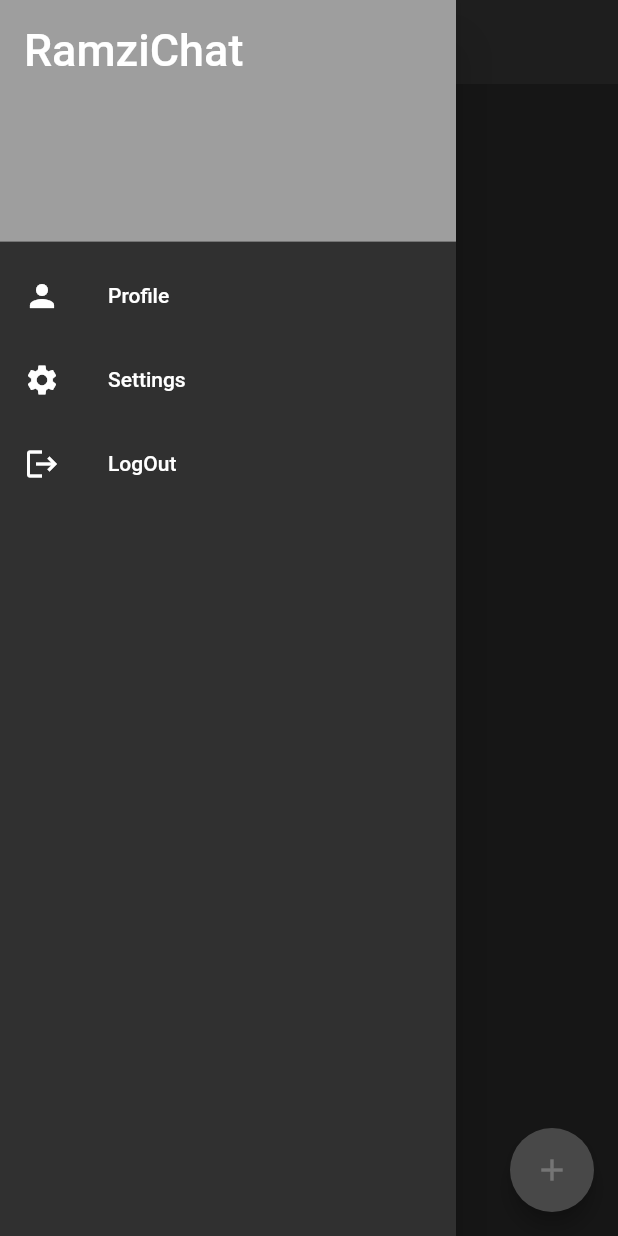
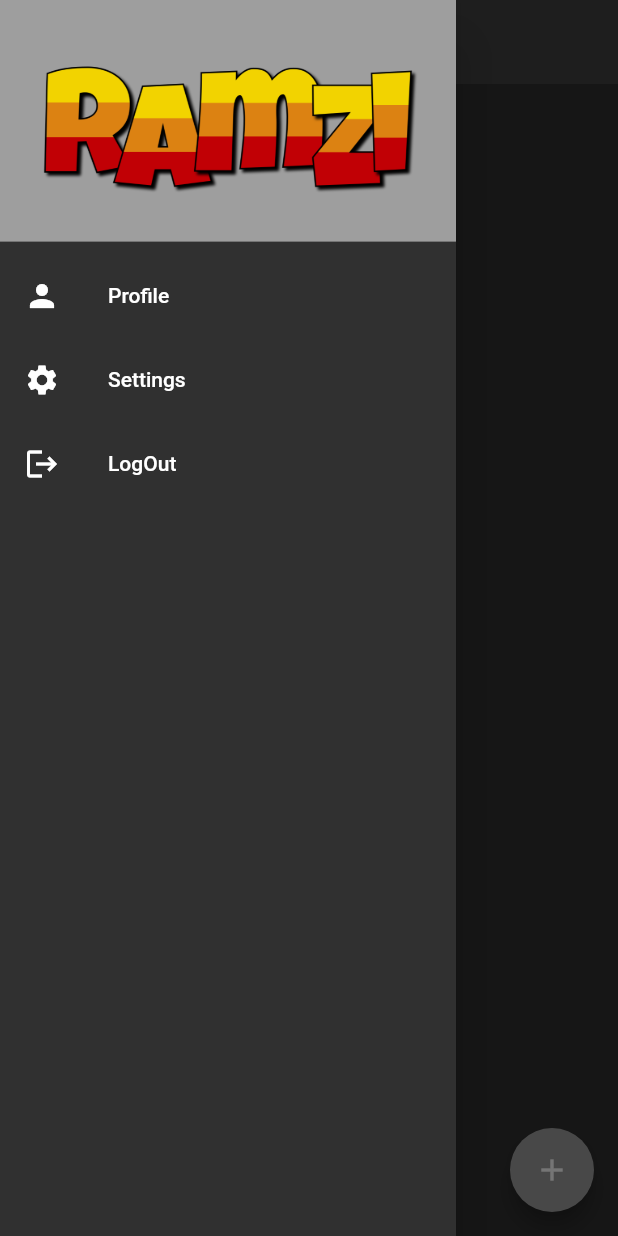
Before and after one commit to MosabShabat/NoteApp, a Flutter app: the home screen opened by its route, with the side drawer open, on a phone screen of 412 x 824 dp. Run offline on Flutter 3.47's test engine with Material 2 defaults, Android fonts, the phone set to English and light mode, and no system bars; our stand-ins replace get, get_storage, shared_preferences, sqflite; accounts and stored records are empty.

Commit message:
new update

```diff
--- a/lib/general/general.dart
+++ b/lib/general/general.dart
@@ -1,9 +1,5 @@
-import 'dart:io';
-
 import 'package:flutter/material.dart';
 import 'package:get/get.dart';
-
-import '../screens/drawersettings.dart';
 import '../screens/home.dart';
 
 SizedBox sizedBox({w, h}) {
@@ -103,9 +99,9 @@ Drawer DrawerMethod(BuildContext context) {
       padding: EdgeInsets.zero,
       children: [
         DrawerHeader(
-          child: Text(
-            'RamziChat',
-            style: const TextStyle(color: Colors.white, fontSize: 30),
+          child: Image.asset(
+            'assets/images/ramzi.png',
+            height: 50,
           ),
           decoration: BoxDecoration(
             color: Colors.grey,
@@ -139,11 +135,10 @@ Drawer DrawerMethod(BuildContext context) {
 AppBar drawerAppBar(BuildContext context) {
   return AppBar(
     elevation: 0,
-    title: text(
-        text: 'RamziChat',
-        size: 24.0,
-        color: Colors.white,
-        bold: FontWeight.bold),
+    title: Image.asset(
+      'assets/images/ramzi.png',
+      height: 50,
+    ),
     actions: [
       Padding(
         padding: const EdgeInsets.all(16.0),
--- a/lib/local/MyLocalController.dart
+++ b/lib/local/MyLocalController.dart
@@ -1,9 +1,7 @@
 import 'package:flutter/material.dart';
 import 'package:get/get.dart';
 import 'package:get_storage/get_storage.dart';
-import 'dart:ui';
 import '../main.dart';
-
 class MyLocalController extends GetxController {
   Locale initailLang = prefs!.getString("lang") == null
       ? Get.deviceLocale!
--- a/lib/screens/Login.dart
+++ b/lib/screens/Login.dart
@@ -1,8 +1,5 @@
 import 'package:flutter/material.dart';
-import 'package:flutter/src/widgets/framework.dart';
-import 'package:flutter/src/widgets/placeholder.dart';
 import 'package:get/get.dart';
-
 import '../classes/shared.dart';
 import '../general/general.dart';
 
--- a/lib/screens/SingUp.dart
+++ b/lib/screens/SingUp.dart
@@ -1,9 +1,5 @@
 import 'package:flutter/material.dart';
-import 'package:flutter/src/widgets/framework.dart';
-import 'package:flutter/src/widgets/placeholder.dart';
 import 'package:get/get.dart';
-import 'package:waelprojects/screens/home.dart';
-
 import '../general/general.dart';
 
 class SingUp extends StatefulWidget {
--- a/lib/screens/addNotes.dart
+++ b/lib/screens/addNotes.dart
@@ -1,7 +1,6 @@
 import 'package:flutter/material.dart';
 import 'package:get/get.dart';
 import 'package:waelprojects/database/sqldb.dart';
-
 import '../general/general.dart';
 import 'home.dart';
 
--- a/lib/screens/drawerprofile.dart
+++ b/lib/screens/drawerprofile.dart
@@ -1,8 +1,5 @@
 import 'package:flutter/material.dart';
-import 'package:waelprojects/screens/home.dart';
-
 import '../general/general.dart';
-
 class drawerprofile extends StatefulWidget {
   const drawerprofile({super.key});
 
--- a/lib/screens/drawersettings.dart
+++ b/lib/screens/drawersettings.dart
@@ -1,6 +1,5 @@
 import 'package:flutter/material.dart';
 import 'package:get/get.dart';
-
 import '../general/general.dart';
 
 class drawersettings extends StatefulWidget {
--- a/lib/screens/edit.dart
+++ b/lib/screens/edit.dart
@@ -1,8 +1,5 @@
 import 'package:flutter/material.dart';
-import 'package:flutter/src/widgets/framework.dart';
-import 'package:flutter/src/widgets/placeholder.dart';
 import 'package:get/get.dart';
-
 import '../database/sqldb.dart';
 import '../general/general.dart';
 import 'home.dart';
--- a/lib/screens/home.dart
+++ b/lib/screens/home.dart
@@ -1,9 +1,6 @@
 import 'package:flutter/material.dart';
-import 'package:flutter/src/widgets/framework.dart';
-import 'package:flutter/src/widgets/placeholder.dart';
 import 'package:get/get.dart';
 import 'package:waelprojects/database/sqldb.dart';
-
 import '../general/general.dart';
 import 'edit.dart';
 
@@ -38,11 +35,10 @@ class _homeState extends State<home> {
     return Scaffold(
         appBar: AppBar(
           elevation: 0,
-          title: text(
-              text: 'RamziChat',
-              size: 24.0,
-              color: Colors.white,
-              bold: FontWeight.bold),
+          title: Image.asset(
+            'assets/images/ramzi.png',
+            height: 50,
+          ),
         ),
         drawer: DrawerMethod(context),
         floatingActionButton: FloatingActionButton(
--- a/lib/screens/seplash.dart
+++ b/lib/screens/seplash.dart
@@ -1,7 +1,4 @@
 import 'package:flutter/material.dart';
-import 'package:flutter/src/widgets/framework.dart';
-import 'package:flutter/src/widgets/placeholder.dart';
-
 import '../classes/shared.dart';
 import '../general/general.dart';
 
--- a/pubspec.yaml
+++ b/pubspec.yaml
@@ -35,12 +35,9 @@ dependencies:
   # The following adds the Cupertino Icons font to your application.
   # Use with the CupertinoIcons class for iOS style icons.
   cupertino_icons: ^1.0.2
-  google_fonts: ^3.0.1
   shared_preferences: ^2.0.17
   sqflite: ^2.2.3
-  path_provider: ^2.0.11
   path:
-  provider: ^6.0.5
   get: ^4.6.5
   get_storage: ^2.0.3
 dev_dependencies:
```
Also changed, not shown: lib/main.dart (+4 -6 lines), lib/screens/chosseLanguge.dart (+4 -8 lines), lib/screens/myThems.dart (+1 -35 lines), pubspec.lock.
